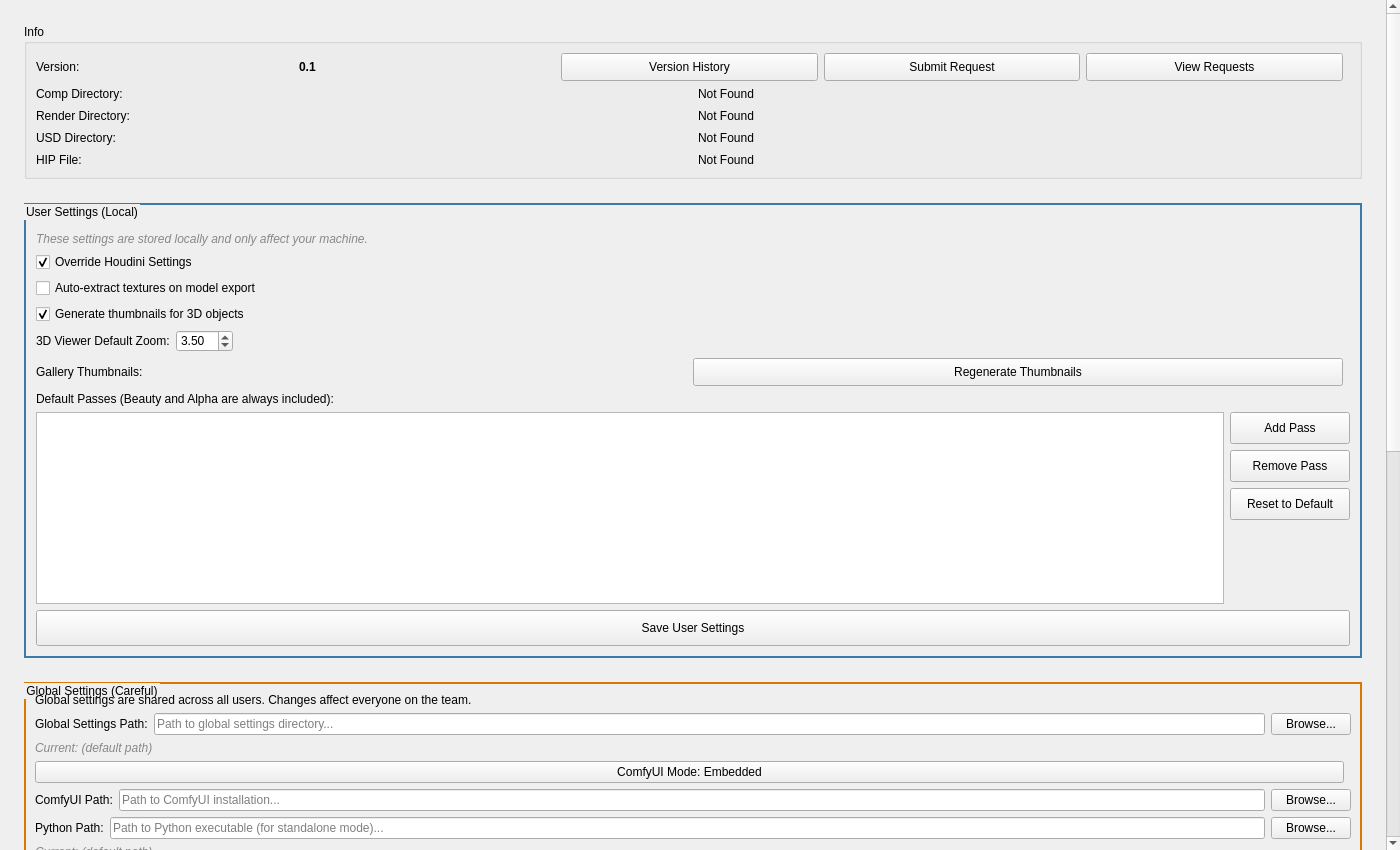
Above: resources/ui/tabs/settings.ui from cpt-cabbage/luma_tools before the change. Below: the same form after it.
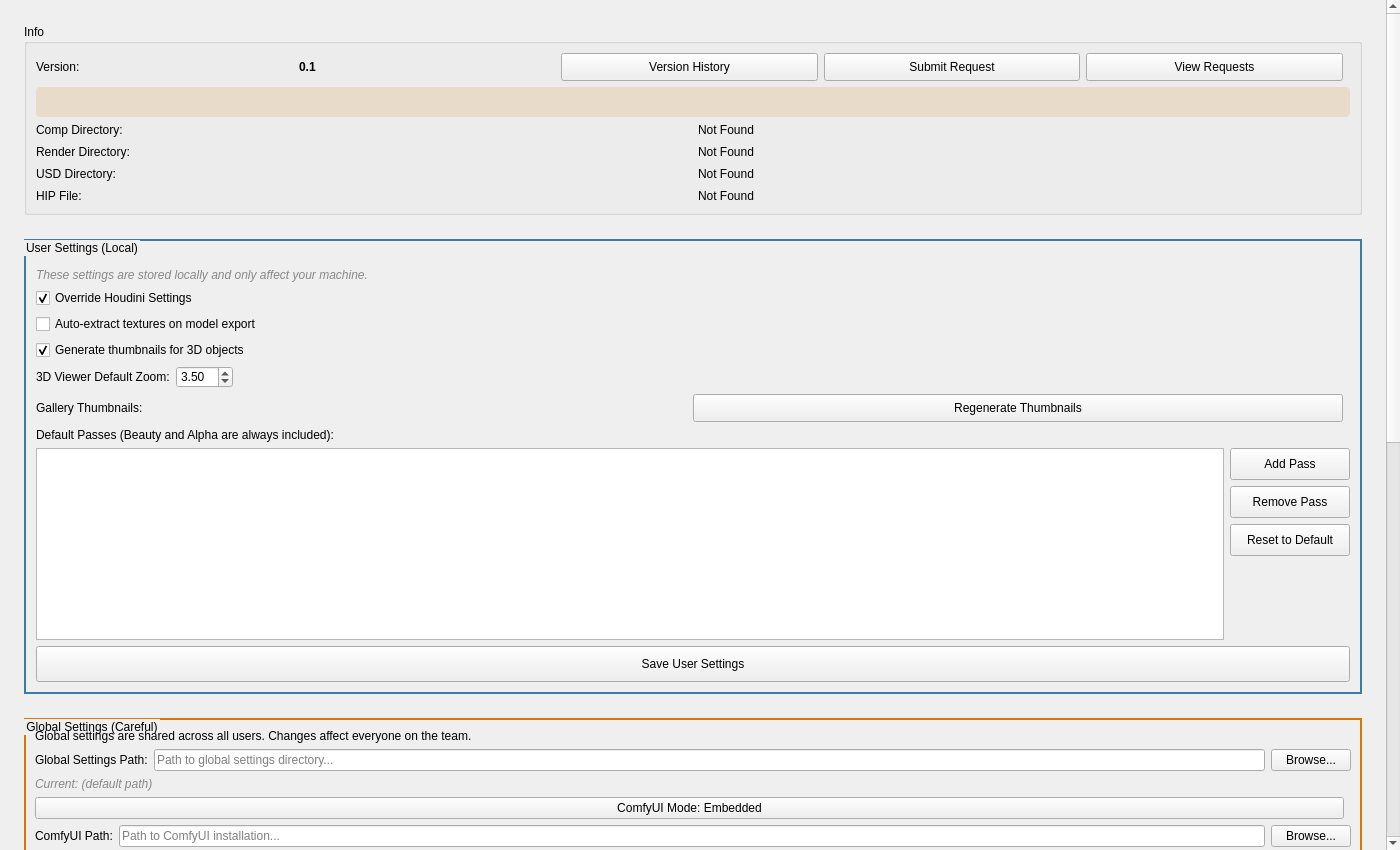
That is the form after the change.

Commit message: - Remove pop up when new version just use settings notification badge - Fix issue where rapid clicks would trigger multiple async viewer creations before the first one completed.

The edit to the form file:
```diff
--- a/resources/ui/tabs/settings.ui
+++ b/resources/ui/tabs/settings.ui
@@ -144,6 +144,22 @@
             </item>
            </layout>
           </item>
+          <item>
+           <widget class="QLabel" name="newVersionLabel">
+            <property name="text">
+             <string></string>
+            </property>
+            <property name="styleSheet">
+             <string>color: #f59e0b; font-weight: bold; padding: 8px; background-color: rgba(217, 119, 6, 0.15); border-radius: 4px;</string>
+            </property>
+            <property name="wordWrap">
+             <bool>true</bool>
+            </property>
+            <property name="visible">
+             <bool>false</bool>
+            </property>
+           </widget>
+          </item>
           <item>
            <layout class="QGridLayout" name="pathsGridLayout">
             <property name="horizontalSpacing">
```
The commit also changes 5 other files.
